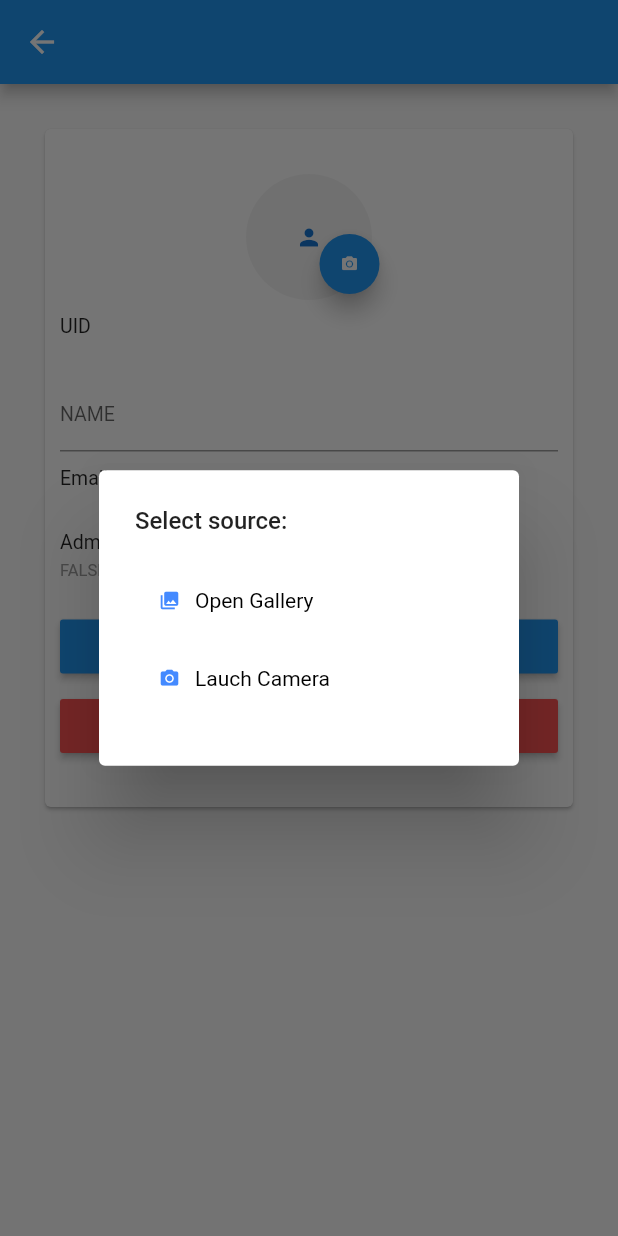
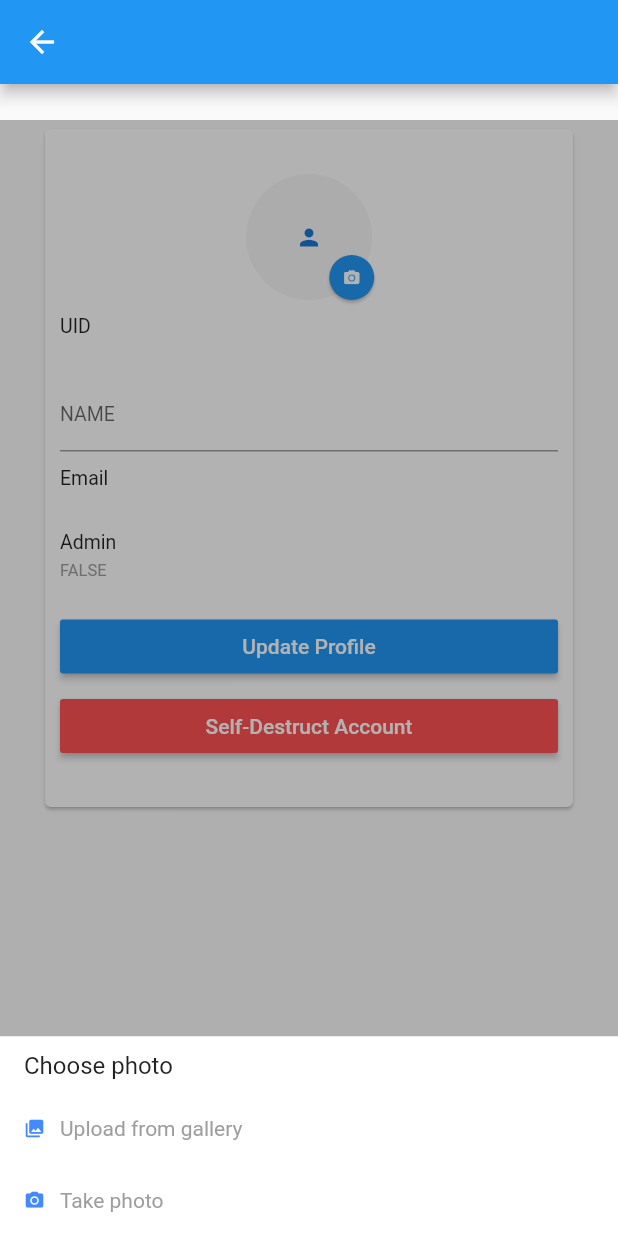
Before and after one commit to arma7x/FireFlutter, a Flutter app: the Profile screen opened directly with empty values, after a tap on the "camera alt" icon, on a phone screen of 412 x 824 dp. Run offline on Flutter 3.47's test engine with Material 2 defaults, Android fonts, the phone set to English and light mode, and no system bars; our stand-ins replace cached_network_image, device_info, firebase_auth, firebase_core, firebase_database, firebase_messaging and 5 more; accounts and stored records are empty.

Commit message:
flutter WIP update

```diff
--- a/fireflutter/lib/navigation/screens/profile.dart
+++ b/fireflutter/lib/navigation/screens/profile.dart
@@ -28,6 +28,7 @@ class _ProfileState extends State<Profile> {
   Map<dynamic, dynamic> _metadata;
   final GlobalKey<FormState> _formKey = GlobalKey<FormState>();
   final TextEditingController _nameController = TextEditingController();
+  final GlobalKey<ScaffoldState> scaffoldKey = GlobalKey<ScaffoldState>();
   double _pxRatio;
 
   void _onImageButtonPressed(ImageSource source) async {
@@ -44,6 +45,9 @@ class _ProfileState extends State<Profile> {
   Future<void> _uploadFile(File blob, String name) async {
     final StorageReference ref = storage.ref().child('/user/${_user.uid}/avatar').child(name);
     final StorageUploadTask uploadTask = ref.putFile(blob);
+    //StorageTaskSnapshot data2 = await uploadTask.onComplete;
+    //print(await data2.ref.getDownloadURL());
+    //String u = await data2.ref.getDownloadURL()..cast<String>();
     uploadTask.events.listen((StorageTaskEvent event) {
       if (event.type == StorageTaskEventType.progress) {
         Toast.show('Uploading', context, duration: 3);
@@ -76,32 +80,53 @@ class _ProfileState extends State<Profile> {
   }
 
   void _selectImageSourceDialog() {
-    showDialog(
-      context: context,
-      builder: (BuildContext context) {
-        return AlertDialog(
-          title: new Text(
-            "Select source:",
+    FocusScope.of(context).requestFocus(new FocusNode());
+    scaffoldKey.currentState
+    .showBottomSheet((_) => Container(
+      height: (MediaQuery.of(context).size.height - 80),
+      child: new Column(
+        children: <Widget>[
+          Expanded(
+            child:GestureDetector(
+              child:  Container(
+                color: Color.fromRGBO(0, 0, 0, 0.3),
+              ),
+              onTap: () {
+                Navigator.of(context).pop();
+              },
+            )
+          ),
+          Container(
+            color: Colors.white,
+            child: Column(
+              mainAxisAlignment: MainAxisAlignment.start,
+              crossAxisAlignment: CrossAxisAlignment.start,
+              children: <Widget>[
+                SizedBox(height: 10),
+                Row(
+                  children: <Widget>[
+                    SizedBox(width: 16),
+                    Text(
+                      "Choose photo",
                       style: TextStyle(fontSize: 16.0),
                     ),
-          content: Container(
-            height: 110,
-            child: new Column(
-            children: <Widget>[
-              DialogButton(text: "Open Gallery", icon: Icons.photo_library, fn: () {
+                  ]
+                ),
+                SizedBox(height: 8),
+                ActionButton(text: "Upload from gallery", icon: Icons.photo_library, fn: () {
                   _onImageButtonPressed(ImageSource.gallery);
                   Navigator.of(context).pop();
                 }),
-              SizedBox(height: 4),
-              DialogButton(text: "Lauch Camera", icon: Icons.camera_alt, fn: () {
+                ActionButton(text: "Take photo", icon: Icons.camera_alt, fn: () {
                   _onImageButtonPressed(ImageSource.camera);
                   Navigator.of(context).pop();
                 }),
               ]
-          )),
-        );
-      },
-    );
+            )
+          ),
+        ]
+      )
+    ), backgroundColor: Colors.transparent);
   }
 
   void _deleteAccount() async {
@@ -164,6 +189,7 @@ class _ProfileState extends State<Profile> {
     _pxRatio = MediaQuery.of(context).devicePixelRatio;
 
     return Scaffold(
+      key: scaffoldKey,
       appBar: AppBar(
         title: Text(widget.title),
       ),
@@ -186,13 +212,26 @@ class _ProfileState extends State<Profile> {
                             child: CircleAvatarIcon(url: _user?.photoUrl, radius: 28.0),
                           ),
                           Positioned(
-                            right: 6 * _pxRatio,
+                            right: 11 * _pxRatio,
                             bottom: 0.0,
-                            child: FloatingActionButton(
-                              mini: true,
-                              backgroundColor: Theme.of(context).primaryColor,
-                              onPressed: _selectImageSourceDialog,
-                              child: Icon(Icons.camera_alt, size: 8.0 * _pxRatio),
+                            child: SizedBox(
+                              width: 20.0 * _pxRatio,
+                              height: 20.0 * _pxRatio,
+                              child: Material(
+                                elevation: 1.0,
+                                shape: CircleBorder(),
+                                child: InkWell(
+                                  borderRadius: BorderRadius.circular((20.0 * _pxRatio) / 2),
+                                  onTap: _selectImageSourceDialog,
+                                  child: Row(
+                                    mainAxisAlignment: MainAxisAlignment.center,
+                                    children: <Widget>[
+                                      Icon(Icons.camera_alt, size: 8.0 * _pxRatio, color: Colors.white),
+                                    ]
+                                  ),
+                                ),
+                                color: Theme.of(context).primaryColor,
+                              ),
                             )
                           ),
                         ]
--- a/fireflutter/lib/widgets/profile/dialong_button.dart
+++ b/fireflutter/lib/widgets/profile/action_button.dart
@@ -1,12 +1,12 @@
 import 'package:flutter/material.dart';
 
-class DialogButton extends StatelessWidget {
+class ActionButton extends StatelessWidget {
 
   final String text;
   final IconData icon;
   final Function fn;
 
-  DialogButton({Key key, this.text, this.icon, this.fn});
+  ActionButton({Key key, this.text, this.icon, this.fn});
 
   @override
   Widget build(BuildContext context) {
@@ -25,7 +25,7 @@ class DialogButton extends StatelessWidget {
             SizedBox(width: 10),
             Text(
               text,
-              style: TextStyle(color: Colors.black, fontSize: 14.0, fontWeight: FontWeight.normal)
+              style: TextStyle(color: Colors.grey, fontSize: 14.0, fontWeight: FontWeight.normal)
             ),
           ]
         )
--- a/fireflutter/lib/widgets/profile_widgets.dart
+++ b/fireflutter/lib/widgets/profile_widgets.dart
@@ -1 +1 @@
-export 'profile/dialong_button.dart';
+export 'profile/action_button.dart';
--- a/fireflutter/lib/widgets/queue/queue_item.dart
+++ b/fireflutter/lib/widgets/queue/queue_item.dart
@@ -117,6 +117,7 @@ class QueueItem extends StatelessWidget {
                             elevation: 1.0,
                             shape: CircleBorder(),
                             child: InkWell(
+                              borderRadius: BorderRadius.circular((26.0 * _pxRatio) / 2),
                               onTap: () { joinChatCb(queueData['key']); },
                               child: Row(
                                 mainAxisAlignment: MainAxisAlignment.center,
@@ -136,6 +137,7 @@ class QueueItem extends StatelessWidget {
                             elevation: 1.0,
                             shape: CircleBorder(),
                             child: InkWell(
+                              borderRadius: BorderRadius.circular((26.0 * _pxRatio) / 2),
                               onTap: () { handleChatCb(queueData['key']); },
                               child: Row(
                                 mainAxisAlignment: MainAxisAlignment.center,
```
Lines whose indentation alone changed are shown as unchanged.
